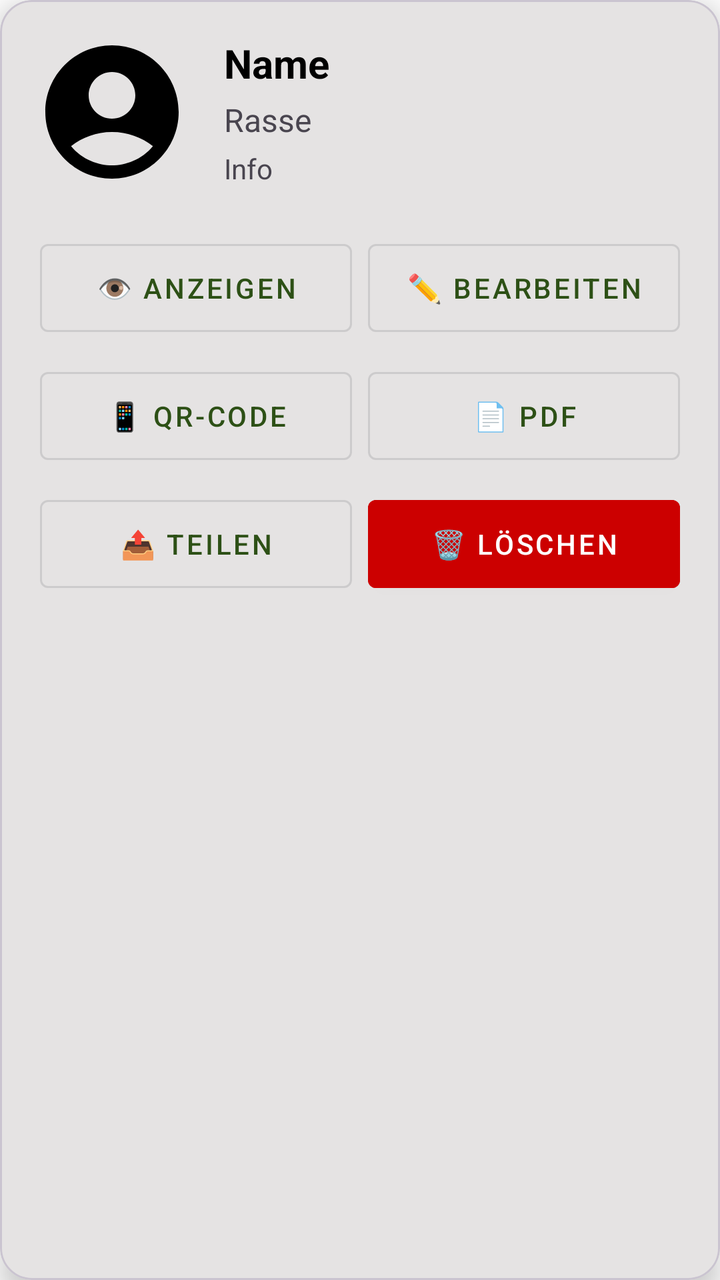
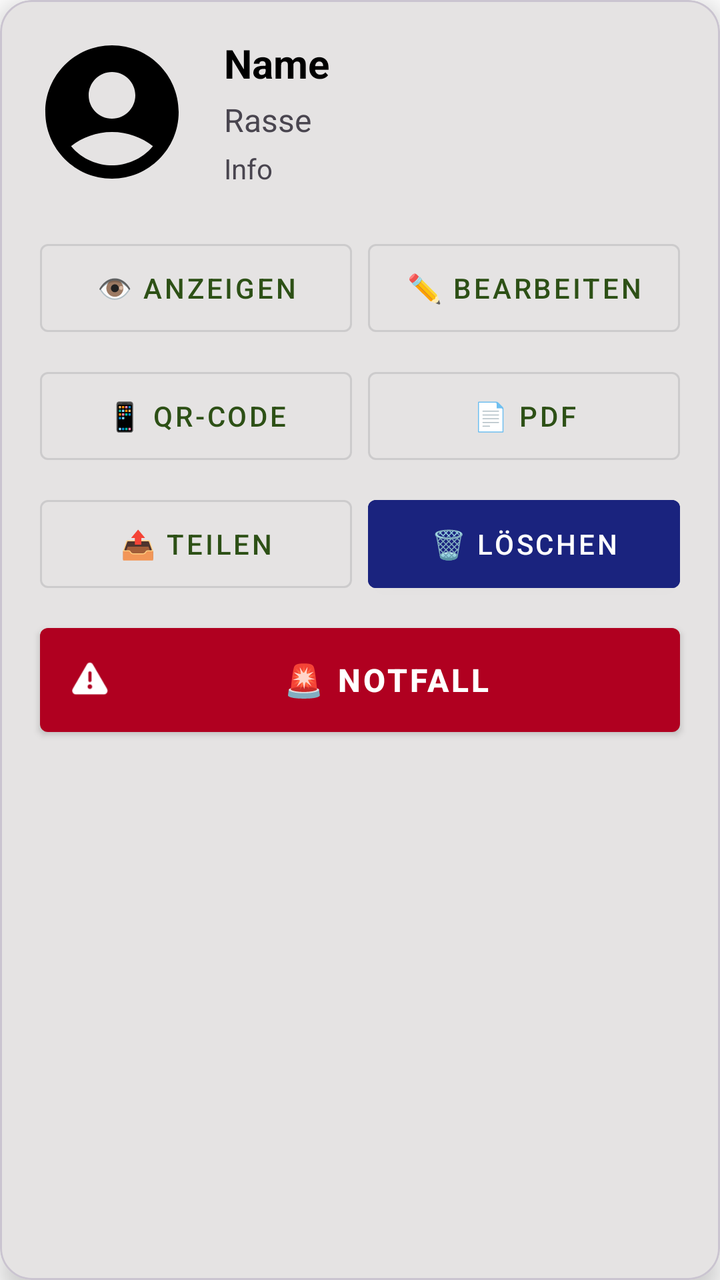

An Android layout rendered at two revisions. The XML below is the earlier revision; the diff shows what the commit changed to produce the second picture.
<!-- AndroidManifest.xml: application theme Theme.HundeWildnis -->
<!-- res/layout/item_dog_profile.xml -->
<?xml version="1.0" encoding="utf-8"?>
<com.google.android.material.card.MaterialCardView
    xmlns:android="http://schemas.android.com/apk/res/android"
    xmlns:app="http://schemas.android.com/apk/res-auto"
    android:layout_width="match_parent"
    android:layout_height="wrap_content"
    android:layout_margin="12dp"
    app:cardCornerRadius="16dp"
    app:cardElevation="8dp"
    android:id="@+id/dogCard">

    <LinearLayout
        android:layout_width="match_parent"
        android:layout_height="wrap_content"
        android:orientation="vertical"
        android:padding="16dp">

        
        <LinearLayout
            android:layout_width="match_parent"
            android:layout_height="wrap_content"
            android:orientation="horizontal"
            android:layout_marginBottom="16dp">

            
            <ImageView
                android:id="@+id/ivPhoto"
                android:layout_width="80dp"
                android:layout_height="80dp"
                android:scaleType="centerCrop"
                android:contentDescription="Hundefoto"
                android:background="@drawable/ic_dog_placeholder"
                app:cornerRadius="12dp" />

            
            <LinearLayout
                android:layout_width="0dp"
                android:layout_height="wrap_content"
                android:layout_weight="1"
                android:orientation="vertical"
                android:layout_marginStart="16dp"
                android:layout_gravity="center_vertical">

                <TextView
                    android:id="@+id/tvName"
                    android:layout_width="wrap_content"
                    android:layout_height="wrap_content"
                    android:text="Name"
                    android:textSize="20sp"
                    android:textStyle="bold"
                    android:textColor="?android:attr/textColorPrimary" />

                <TextView
                    android:id="@+id/tvBreed"
                    android:layout_width="wrap_content"
                    android:layout_height="wrap_content"
                    android:text="Rasse"
                    android:textSize="16sp"
                    android:textColor="?android:attr/textColorSecondary"
                    android:layout_marginTop="4dp" />

                <TextView
                    android:id="@+id/tvInfo"
                    android:layout_width="wrap_content"
                    android:layout_height="wrap_content"
                    android:text="Info"
                    android:textSize="14sp"
                    android:textColor="?android:attr/textColorSecondary"
                    android:layout_marginTop="4dp" />
            </LinearLayout>
        </LinearLayout>

        
        <GridLayout
            android:layout_width="match_parent"
            android:layout_height="wrap_content"
            android:columnCount="2"
            android:rowCount="3"
            android:alignmentMode="alignBounds"
            android:columnOrderPreserved="false">

            
            <com.google.android.material.button.MaterialButton
                android:id="@+id/btnView"
                android:layout_width="0dp"
                android:layout_height="56dp"
                android:layout_columnWeight="1"
                android:layout_margin="4dp"
                android:text="👁 Anzeigen"
                android:textSize="14sp"
                style="@style/Widget.MaterialComponents.Button.OutlinedButton" />

            <com.google.android.material.button.MaterialButton
                android:id="@+id/btnEdit"
                android:layout_width="0dp"
                android:layout_height="56dp"
                android:layout_columnWeight="1"
                android:layout_margin="4dp"
                android:text="✏️ Bearbeiten"
                android:textSize="14sp"
                style="@style/Widget.MaterialComponents.Button.OutlinedButton" />

            
            <com.google.android.material.button.MaterialButton
                android:id="@+id/btnQR"
                android:layout_width="0dp"
                android:layout_height="56dp"
                android:layout_columnWeight="1"
                android:layout_margin="4dp"
                android:text="📱 QR-Code"
                android:textSize="14sp"
                style="@style/Widget.MaterialComponents.Button.OutlinedButton" />

            <com.google.android.material.button.MaterialButton
                android:id="@+id/btnPDF"
                android:layout_width="0dp"
                android:layout_height="56dp"
                android:layout_columnWeight="1"
                android:layout_margin="4dp"
                android:text="📄 PDF"
                android:textSize="14sp"
                style="@style/Widget.MaterialComponents.Button.OutlinedButton" />

            
            <com.google.android.material.button.MaterialButton
                android:id="@+id/btnShare"
                android:layout_width="0dp"
                android:layout_height="56dp"
                android:layout_columnWeight="1"
                android:layout_margin="4dp"
                android:text="📤 Teilen"
                android:textSize="14sp"
                style="@style/Widget.MaterialComponents.Button.OutlinedButton" />

            <com.google.android.material.button.MaterialButton
                android:id="@+id/btnDelete"
                android:layout_width="0dp"
                android:layout_height="56dp"
                android:layout_columnWeight="1"
                android:layout_margin="4dp"
                android:text="🗑️ Löschen"
                android:textSize="14sp"
                android:backgroundTint="#CC0000"
                android:textColor="#FFFFFF"
                style="@style/Widget.MaterialComponents.Button" />
        </GridLayout>

    </LinearLayout>

</com.google.android.material.card.MaterialCardView>
<!-- resources referenced by this layout -->
<resources>
  <!-- drawable ic_dog_placeholder (drawable) -->
  <vector xmlns:android="http://schemas.android.com/apk/res/android" android:height="24dp" android:tint="#000000" android:viewportHeight="24" android:viewportWidth="24" android:width="24dp">
        
      <path android:fillColor="@android:color/white" android:pathData="M12,2C6.48,2 2,6.48 2,12s4.48,10 10,10s10,-4.48 10,-10S17.52,2 12,2zM12,6c1.93,0 3.5,1.57 3.5,3.5S13.93,13 12,13s-3.5,-1.57 -3.5,-3.5S10.07,6 12,6zM12,20c-2.03,0 -4.43,-0.82 -6.14,-2.88C7.55,15.8 9.68,15 12,15s4.45,0.8 6.14,2.12C16.43,19.18 14.03,20 12,20z"/>
      
  </vector>
  <style name="Theme.HundeWildnis" parent="Base.Theme.HundeWildnis" />
  <style name="Base.Theme.HundeWildnis" parent="Theme.Material3.Light.NoActionBar">
          <item name="colorPrimary">#2d5016</item>
          <item name="colorPrimaryVariant">#1a3009</item>
          <item name="colorOnPrimary">#FFFFFF</item>
          <item name="colorSecondary">#6b8e4e</item>
          <item name="colorSecondaryVariant">#4a6135</item>
          <item name="colorOnSecondary">#000000</item>
          <item name="android:statusBarColor">?attr/colorPrimaryVariant</item>
  
          <item name="android:navigationBarColor">@android:color/transparent</item>
          <item name="android:windowLightStatusBar">true</item>
          <item name="android:windowLightNavigationBar">true</item>
          <item name="android:enforceNavigationBarContrast" tools:targetApi="q">false</item>
          <item name="android:enforceStatusBarContrast" tools:targetApi="q">false</item>
  
          
          <item name="colorAccent">#2d5016</item>
          <item name="android:textColorPrimary">#000000</item>
  
          
          <item name="materialAlertDialogTheme">@style/AlertDialogTheme</item>
  
          
          <item name="actionMenuTextColor">#FFFFFF</item>
  
          
          <item name="android:windowBackground">#FFFFFF</item>
          <item name="android:colorBackground">#FFFFFF</item>
      </style>
  <style name="AlertDialogTheme" parent="ThemeOverlay.Material3.MaterialAlertDialog">
          
          <item name="colorSurface">#FFFFFF</item>
  
          
          <item name="colorOnSurface">#000000</item>
          <item name="android:textColorPrimary">#000000</item>
  
          
          <item name="buttonBarPositiveButtonStyle">@style/DialogButtonStyle.Light</item>
          <item name="buttonBarNegativeButtonStyle">@style/DialogButtonStyle.Light</item>
          <item name="buttonBarNeutralButtonStyle">@style/DialogButtonStyle.Light</item>
      </style>
  <style name="DialogButtonStyle.Light" parent="Widget.Material3.Button.TextButton.Dialog">
          
          <item name="android:textColor">#2d5016</item>
  
          
          <item name="backgroundTint">@android:color/transparent</item>
  
          
          <item name="rippleColor">#332d5016</item>
      </style>
</resources>

<!-- the commit's change to res/layout/item_dog_profile.xml (unified diff, before → after) -->
@@ -75,7 +75,7 @@
             android:layout_width="match_parent"
             android:layout_height="wrap_content"
             android:columnCount="2"
-            android:rowCount="3"
+            android:rowCount="4"
             android:alignmentMode="alignBounds"
             android:columnOrderPreserved="false">
 
@@ -140,8 +140,24 @@
                 android:layout_margin="4dp"
                 android:text="🗑️ Löschen"
                 android:textSize="14sp"
-                android:backgroundTint="#CC0000"
+                android:backgroundTint="#1A237E"
                 android:textColor="#FFFFFF"
+                style="@style/Widget.MaterialComponents.Button" />
+
+            
+            <com.google.android.material.button.MaterialButton
+                android:id="@+id/btnEmergency"
+                android:layout_width="match_parent"
+                android:layout_height="64dp"
+                android:layout_columnSpan="2"
+                android:layout_margin="4dp"
+                android:text="🚨 NOTFALL"
+                android:textSize="16sp"
+                android:textStyle="bold"
+                android:textColor="#FFFFFF"
+                app:backgroundTint="#B00020"
+                app:icon="@android:drawable/ic_dialog_alert"
+                app:iconTint="#FFFFFF"
                 style="@style/Widget.MaterialComponents.Button" />
         </GridLayout>
 
